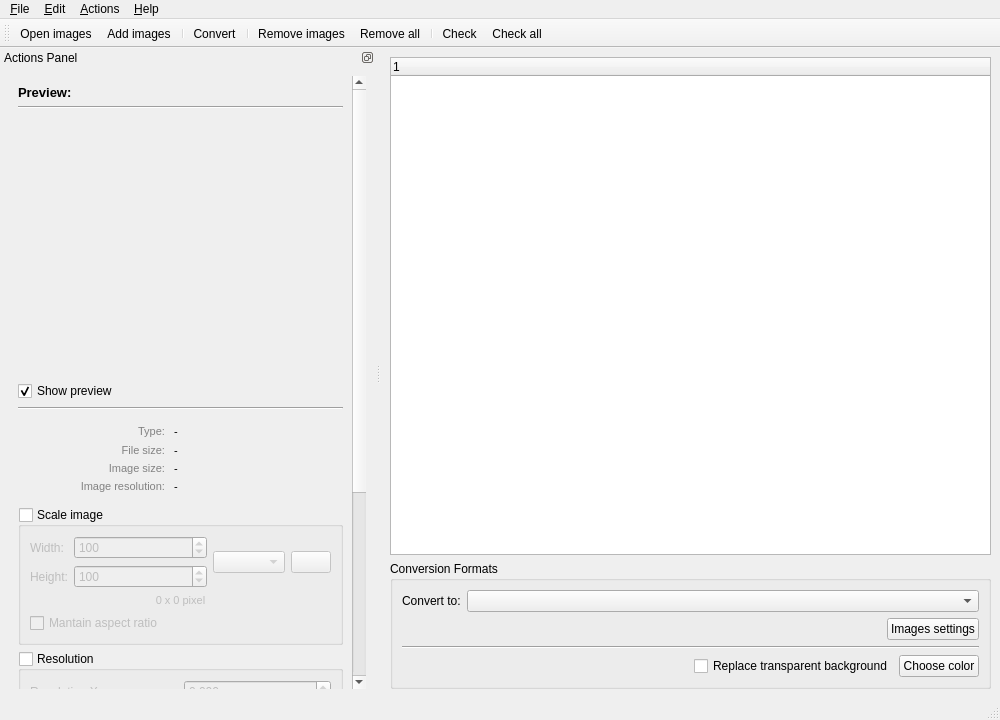
First picture: the form in ui/mainwindow.ui, repository Faster3ck/Converseen, before the edit.
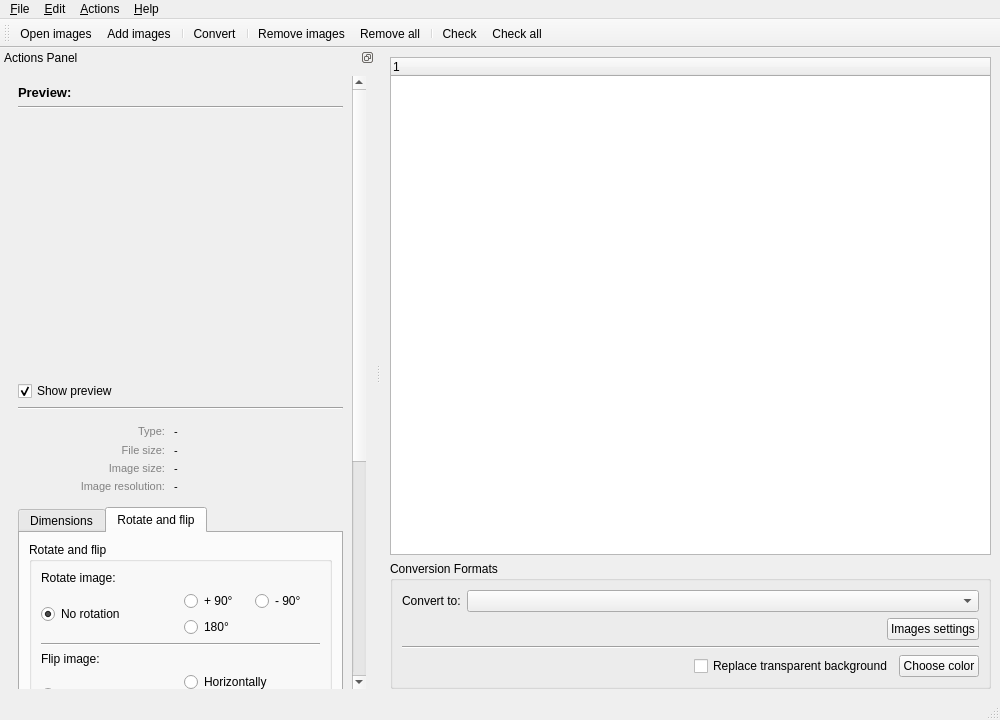
Second picture: the form after the edit. The open tabs and pages were chosen to show the change. Icons and pictures are not drawn. Custom widgets are drawn as their Qt base class.

The edit to the form file:
```diff
--- a/ui/mainwindow.ui
+++ b/ui/mainwindow.ui
@@ -153,7 +153,7 @@
      <x>0</x>
      <y>0</y>
      <width>1000</width>
-     <height>20</height>
+     <height>19</height>
     </rect>
    </property>
    <widget class="QMenu" name="menu_File">
@@ -193,7 +193,7 @@
    <property name="minimumSize">
     <size>
      <width>375</width>
-     <height>286</height>
+     <height>287</height>
     </size>
    </property>
    <property name="features">
@@ -231,9 +231,9 @@
         <property name="geometry">
          <rect>
           <x>0</x>
-          <y>0</y>
-          <width>350</width>
-          <height>849</height>
+          <y>-257</y>
+          <width>343</width>
+          <height>989</height>
          </rect>
         </property>
         <layout class="QVBoxLayout" name="verticalLayout_12">
@@ -507,6 +507,19 @@
           </widget>
          </item>
          <item>
+          <widget class="QTabWidget" name="tabWidget">
+           <property name="tabPosition">
+            <enum>QTabWidget::North</enum>
+           </property>
+           <property name="currentIndex">
+            <number>0</number>
+           </property>
+           <widget class="QWidget" name="tab">
+            <attribute name="title">
+             <string>Dimensions</string>
+            </attribute>
+            <layout class="QVBoxLayout" name="verticalLayout_6">
+             <item>
           <widget class="QGroupBox" name="groupDimensions">
            <property name="sizePolicy">
             <sizepolicy hsizetype="Minimum" vsizetype="Fixed">
@@ -720,6 +733,188 @@
            </layout>
           </widget>
          </item>
+            </layout>
+           </widget>
+           <widget class="QWidget" name="tab_2">
+            <attribute name="title">
+             <string>Rotate and flip</string>
+            </attribute>
+            <layout class="QVBoxLayout" name="verticalLayout_15">
+             <item>
+              <widget class="QGroupBox" name="groupBox">
+               <property name="title">
+                <string>Rotate and flip</string>
+               </property>
+               <property name="flat">
+                <bool>false</bool>
+               </property>
+               <property name="checkable">
+                <bool>false</bool>
+               </property>
+               <property name="checked">
+                <bool>false</bool>
+               </property>
+               <layout class="QVBoxLayout" name="verticalLayout_18">
+                <item>
+                 <widget class="QLabel" name="label_12">
+                  <property name="text">
+                   <string>Rotate image:</string>
+                  </property>
+                 </widget>
+                </item>
+                <item>
+                 <layout class="QHBoxLayout" name="horizontalLayout_19">
+                  <item>
+                   <widget class="QRadioButton" name="radioRotNo">
+                    <property name="text">
+                     <string>No rotation</string>
+                    </property>
+                    <property name="checked">
+                     <bool>true</bool>
+                    </property>
+                    <attribute name="buttonGroup">
+                     <string notr="true">buttonGroup</string>
+                    </attribute>
+                   </widget>
+                  </item>
+                  <item>
+                   <layout class="QVBoxLayout" name="verticalLayout_17">
+                    <item>
+                     <layout class="QHBoxLayout" name="horizontalLayout_10">
+                      <item>
+                       <widget class="QRadioButton" name="radioRotPos90">
+                        <property name="text">
+                         <string>+ 90°</string>
+                        </property>
+                        <property name="icon">
+                         <iconset resource="../resources.qrc">
+                          <normaloff>:/Images/res/90p.png</normaloff>:/Images/res/90p.png</iconset>
+                        </property>
+                        <attribute name="buttonGroup">
+                         <string notr="true">buttonGroup</string>
+                        </attribute>
+                       </widget>
+                      </item>
+                      <item>
+                       <widget class="QRadioButton" name="radioRotNeg90">
+                        <property name="text">
+                         <string>- 90°</string>
+                        </property>
+                        <property name="icon">
+                         <iconset resource="../resources.qrc">
+                          <normaloff>:/Images/res/90m.png</normaloff>:/Images/res/90m.png</iconset>
+                        </property>
+                        <attribute name="buttonGroup">
+                         <string notr="true">buttonGroup</string>
+                        </attribute>
+                       </widget>
+                      </item>
+                     </layout>
+                    </item>
+                    <item>
+                     <widget class="QRadioButton" name="radioRot180">
+                      <property name="text">
+                       <string>180°</string>
+                      </property>
+                      <property name="icon">
+                       <iconset resource="../resources.qrc">
+                        <normaloff>:/Images/res/180.png</normaloff>:/Images/res/180.png</iconset>
+                      </property>
+                      <attribute name="buttonGroup">
+                       <string notr="true">buttonGroup</string>
+                      </attribute>
+                     </widget>
+                    </item>
+                   </layout>
+                  </item>
+                 </layout>
+                </item>
+                <item>
+                 <widget class="Line" name="line_4">
+                  <property name="orientation">
+                   <enum>Qt::Horizontal</enum>
+                  </property>
+                 </widget>
+                </item>
+                <item>
+                 <widget class="QLabel" name="label_13">
+                  <property name="text">
+                   <string>Flip image:</string>
+                  </property>
+                 </widget>
+                </item>
+                <item>
+                 <layout class="QHBoxLayout" name="horizontalLayout_4">
+                  <item>
+                   <widget class="QRadioButton" name="radioFlipNo">
+                    <property name="text">
+                     <string>No flip</string>
+                    </property>
+                    <property name="checked">
+                     <bool>true</bool>
+                    </property>
+                    <property name="autoExclusive">
+                     <bool>true</bool>
+                    </property>
+                    <attribute name="buttonGroup">
+                     <string notr="true">buttonGroup_2</string>
+                    </attribute>
+                   </widget>
+                  </item>
+                  <item>
+                   <layout class="QVBoxLayout" name="verticalLayout_16">
+                    <item>
+                     <widget class="QRadioButton" name="radioFlipH">
+                      <property name="text">
+                       <string>Horizontally</string>
+                      </property>
+                      <property name="icon">
+                       <iconset resource="../resources.qrc">
+                        <normaloff>:/Images/res/h.png</normaloff>:/Images/res/h.png</iconset>
+                      </property>
+                      <attribute name="buttonGroup">
+                       <string notr="true">buttonGroup_2</string>
+                      </attribute>
+                     </widget>
+                    </item>
+                    <item>
+                     <widget class="QRadioButton" name="radioFlipV">
+                      <property name="text">
+                       <string>Vertically</string>
+                      </property>
+                      <property name="icon">
+                       <iconset resource="../resources.qrc">
+                        <normaloff>:/Images/res/v.png</normaloff>:/Images/res/v.png</iconset>
+                      </property>
+                      <attribute name="buttonGroup">
+                       <string notr="true">buttonGroup_2</string>
+                      </attribute>
+                     </widget>
+                    </item>
+                   </layout>
+                  </item>
+                 </layout>
+                </item>
+                <item>
+                 <spacer name="verticalSpacer_2">
+                  <property name="orientation">
+                   <enum>Qt::Vertical</enum>
+                  </property>
+                  <property name="sizeHint" stdset="0">
+                   <size>
+                    <width>20</width>
+                    <height>40</height>
+                   </size>
+                  </property>
+                 </spacer>
+                </item>
+               </layout>
+              </widget>
+             </item>
+            </layout>
+           </widget>
+          </widget>
+         </item>
          <item>
           <widget class="QGroupBox" name="groupBox_4">
            <property name="sizePolicy">
@@ -806,6 +1001,27 @@
               </property>
              </widget>
             </item>
+            <item>
+             <layout class="QHBoxLayout" name="horizontalLayout_3">
+              <item>
+               <widget class="QRadioButton" name="radioPrefixSuffix">
+                <property name="text">
+                 <string>Prefix/Suffix</string>
+                </property>
+                <property name="checked">
+                 <bool>true</bool>
+                </property>
+               </widget>
+              </item>
+              <item>
+               <widget class="QRadioButton" name="radioProgressive">
+                <property name="text">
+                 <string>Progressive Number</string>
+                </property>
+               </widget>
+              </item>
+             </layout>
+            </item>
             <item>
              <layout class="QHBoxLayout" name="horizontalLayout_14">
               <item>
@@ -813,11 +1029,34 @@
                 <property name="enabled">
                  <bool>false</bool>
                 </property>
+                <property name="toolTip">
+                 <string/>
+                </property>
                 <property name="text">
                  <string>#_copy</string>
                 </property>
                </widget>
               </item>
+              <item>
+               <widget class="QLabel" name="labeStartWith">
+                <property name="text">
+                 <string>Start with:</string>
+                </property>
+               </widget>
+              </item>
+              <item>
+               <widget class="QSpinBox" name="spinProgressiveRen">
+                <property name="wrapping">
+                 <bool>false</bool>
+                </property>
+                <property name="maximum">
+                 <number>99999</number>
+                </property>
+                <property name="value">
+                 <number>1</number>
+                </property>
+               </widget>
+              </item>
              </layout>
             </item>
             <item>
```
Left out of the diff: 4 changed lines with no effect on the pictures. Lines whose indentation alone changed are shown as unchanged.
